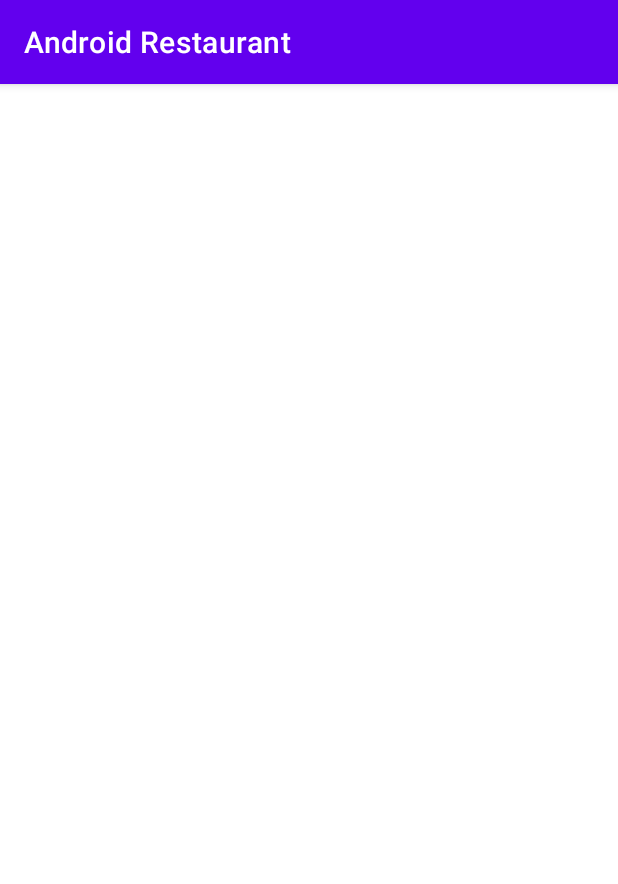
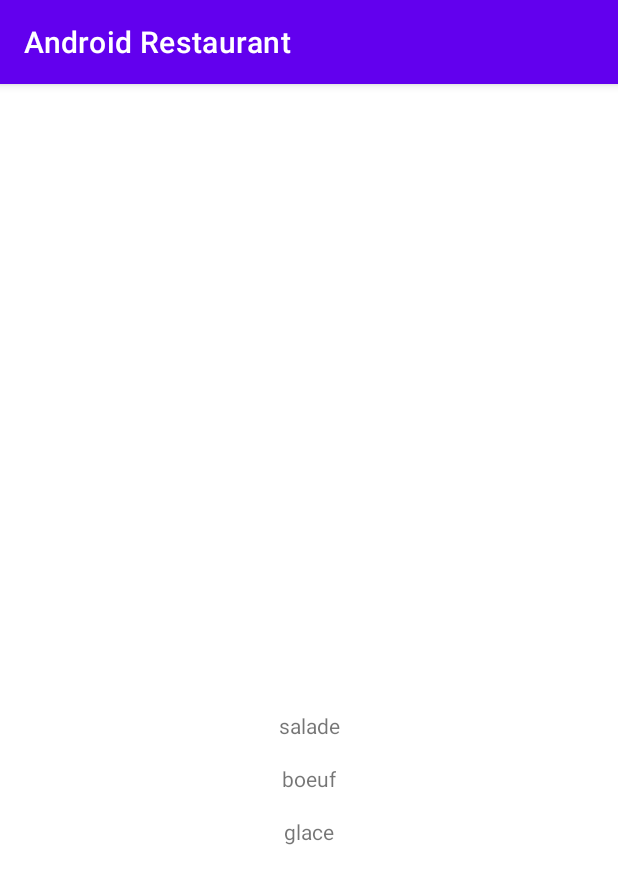
Before and after one commit to soso83120/TDAndroidSAUMIERSophie, an Android app: the CategoryActivity screen opened directly, with no data from a screen before it, on a phone screen of 412 x 824 dp. Shown: the top 884 px of the screen. Run offline under Robolectric (Android 15) with nearby library versions, the phone set to English and light mode, and no system bars.

Commit message:
la liste ouiii

```diff
--- a/app/src/main/java/com/example/tdandroidsaumiersophie/CategoryActivity.kt
+++ b/app/src/main/java/com/example/tdandroidsaumiersophie/CategoryActivity.kt
@@ -5,6 +5,8 @@ import android.os.Bundle
 import android.util.Log
 import android.view.LayoutInflater
 import android.widget.Toast
+import androidx.recyclerview.widget.LinearLayoutManager
+import com.example.tdandroidsaumiersophie.CategoryAdapter
 import com.example.tdandroidsaumiersophie.databinding.ActivityCategoryBinding
 
 enum class ItemType {
@@ -20,9 +22,15 @@ class CategoryActivity : AppCompatActivity() {
 
         val selectedItem= intent.getSerializableExtra(HomeActivity.CATEGORY_NAME) as? ItemType
         binding.categoryTitle.text= getCategoryTitle(selectedItem)
-
+        loadList()
 
         Log.d("lifecycle", "onCreate")
+    }
+    private fun loadList() {
+        var entries = listOf<String>("salade", "boeuf", "glace")
+        val adapter = CategoryAdapter(entries)
+        binding.recyclerView.layoutManager = LinearLayoutManager(this)
+        binding.recyclerView.adapter = adapter
     }
     private fun getCategoryTitle(item: ItemType?): String {
         return when(item) {
--- /dev/null
+++ b/app/src/main/java/com/example/tdandroidsaumiersophie/CategoryAdapter.kt
@@ -0,0 +1,25 @@
+package com.example.tdandroidsaumiersophie
+
+import android.view.LayoutInflater
+import android.view.ViewGroup
+import android.widget.TextView
+import androidx.recyclerview.widget.RecyclerView
+import com.example.tdandroidsaumiersophie.databinding.DishesCellBinding
+
+class CategoryAdapter(private val entries: List<String>): RecyclerView.Adapter<CategoryAdapter.DishesViewHolder>() {
+    override fun onCreateViewHolder(parent: ViewGroup, viewType: Int): DishesViewHolder {
+        return DishesViewHolder(DishesCellBinding.inflate(LayoutInflater.from(parent.context), parent, false))
+    }
+
+    override fun onBindViewHolder(holder: DishesViewHolder, position: Int) {
+        holder.titleView.text = entries[position]
+    }
+
+    override fun getItemCount(): Int {
+        return entries.count()
+    }
+
+    class DishesViewHolder(dishesBinding: DishesCellBinding): RecyclerView.ViewHolder(dishesBinding.root) {
+        val titleView: TextView = dishesBinding.dishesTitle
+    }
+}
--- a/app/src/main/res/layout/activity_category.xml
+++ b/app/src/main/res/layout/activity_category.xml
@@ -15,4 +15,16 @@
         app:layout_constraintEnd_toEndOf="parent"
         app:layout_constraintStart_toStartOf="parent"
         app:layout_constraintTop_toTopOf="parent" />
+    <androidx.recyclerview.widget.RecyclerView
+        android:id="@+id/recyclerView"
+        android:layout_width="0dp"
+        android:layout_height="0dp"
+        android:layout_marginStart="8dp"
+        android:layout_marginTop="16dp"
+        android:layout_marginEnd="8dp"
+        android:layout_marginBottom="8dp"
+        app:layout_constraintBottom_toBottomOf="parent"
+        app:layout_constraintEnd_toEndOf="parent"
+        app:layout_constraintStart_toStartOf="parent"
+        app:layout_constraintTop_toBottomOf="@+id/categoryTitle" />
 </androidx.constraintlayout.widget.ConstraintLayout>
--- /dev/null
+++ b/app/src/main/res/layout/dishes_cell.xml
@@ -0,0 +1,19 @@
+<?xml version="1.0" encoding="utf-8"?>
+<androidx.constraintlayout.widget.ConstraintLayout xmlns:android="http://schemas.android.com/apk/res/android"
+    xmlns:app="http://schemas.android.com/apk/res-auto"
+    xmlns:tools="http://schemas.android.com/tools"
+    android:layout_width="match_parent"
+    android:layout_height="wrap_content">
+
+    <TextView
+        android:id="@+id/dishesTitle"
+        android:layout_width="wrap_content"
+        android:layout_height="wrap_content"
+        android:layout_marginTop="8dp"
+        android:layout_marginBottom="8dp"
+        android:text="TextView"
+        app:layout_constraintBottom_toBottomOf="parent"
+        app:layout_constraintEnd_toEndOf="parent"
+        app:layout_constraintStart_toStartOf="parent"
+        app:layout_constraintTop_toTopOf="parent" />
+</androidx.constraintlayout.widget.ConstraintLayout>
```
